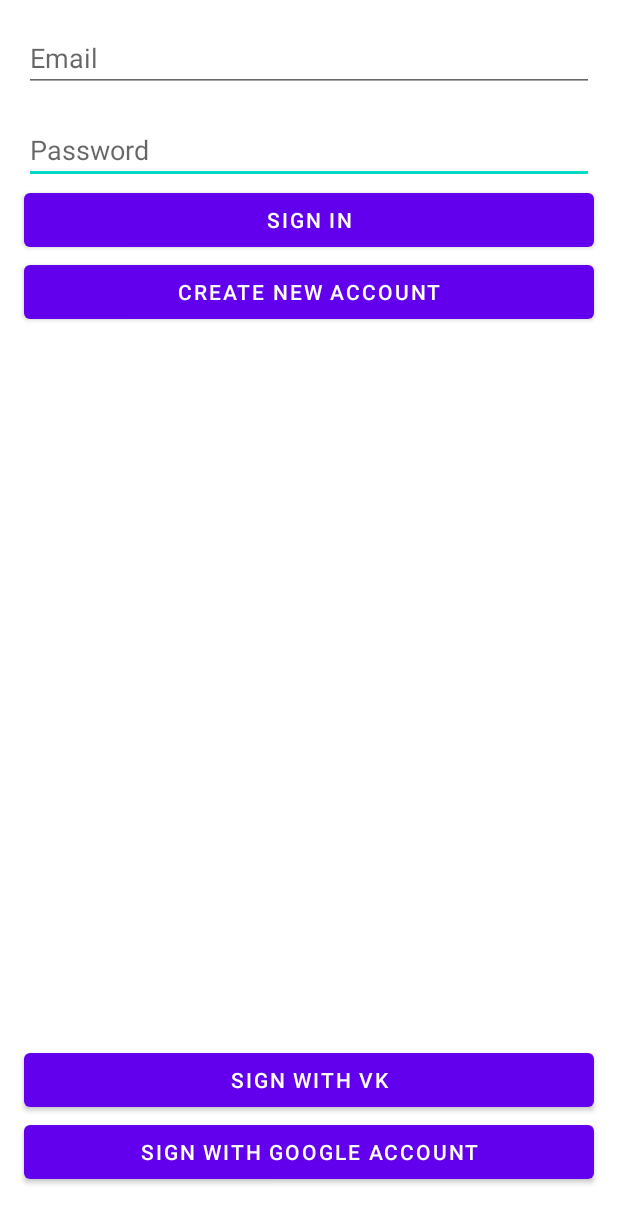
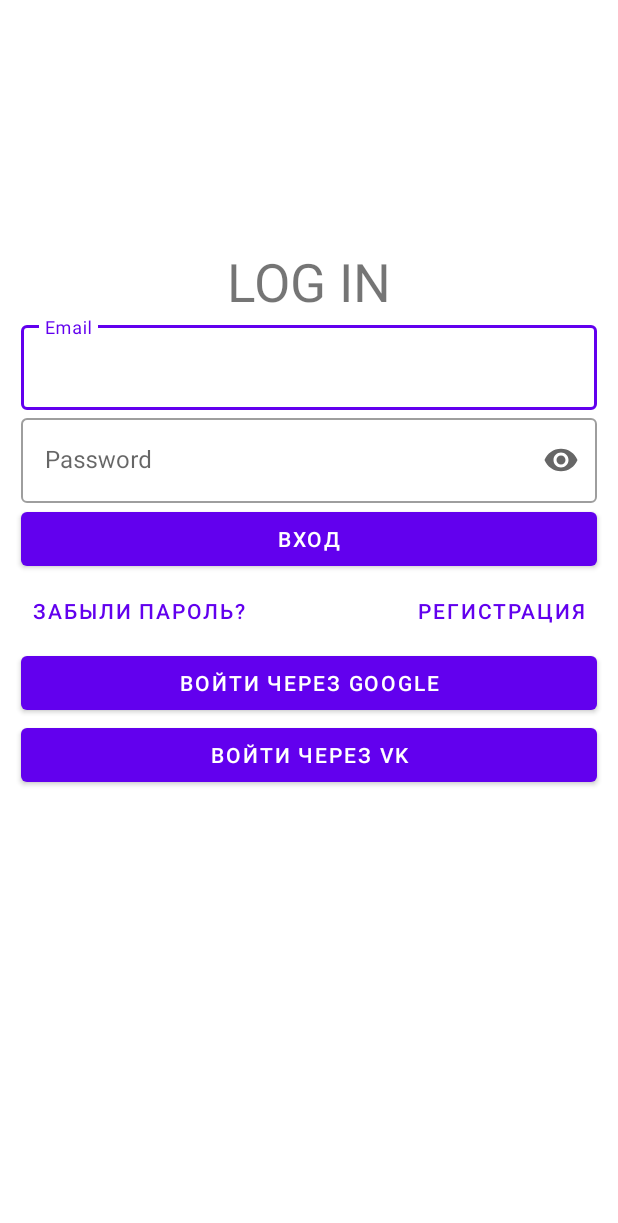
Before and after one commit to Keslerdk/memes, an Android app: the screen it shows after launch (Entry), on a phone screen of 412 x 824 dp. Shown: the top 1223 px of the screen. Run offline under Robolectric (Android 15) with nearby library versions, the phone set to English and light mode, and no system bars; our stand-ins replace Firebase (no records; nobody signed in at launch, a user with empty details on screens opened directly); libraries missing offline, so code that uses them is left out: com.vk.api.

Commit message:
database and design

```diff
--- a/app/src/main/java/com/example/memes/Entry.java
+++ b/app/src/main/java/com/example/memes/Entry.java
@@ -8,6 +8,7 @@ import android.content.Intent;
 import android.os.Bundle;
 import android.util.Log;
 import android.view.View;
+import android.view.WindowManager;
 import android.widget.Button;
 import android.widget.EditText;
 import android.widget.TextView;
@@ -34,8 +35,11 @@ import com.google.firebase.auth.FirebaseAuthUserCollisionException;
 import com.google.firebase.auth.FirebaseAuthWeakPasswordException;
 import com.google.firebase.auth.FirebaseUser;
 import com.google.firebase.auth.GoogleAuthProvider;
+import com.google.firebase.database.DataSnapshot;
+import com.google.firebase.database.DatabaseError;
 import com.google.firebase.database.DatabaseReference;
 import com.google.firebase.database.FirebaseDatabase;
+import com.google.firebase.database.ValueEventListener;
 import com.vk.api.sdk.VK;
 import com.vk.api.sdk.VKApiCallback;
 import com.vk.api.sdk.auth.VKAccessToken;
@@ -71,7 +75,14 @@ public class Entry extends AppCompatActivity {
     @Override
     protected void onCreate(Bundle savedInstanceState) {
         super.onCreate(savedInstanceState);
+
+        //убрать верхнюю полоску с временем и зарядкой
+        getWindow().setFlags(WindowManager.LayoutParams.FLAG_FULLSCREEN, WindowManager.LayoutParams.FLAG_FULLSCREEN);
+
         setContentView(R.layout.activity_entry);
+
+        //кнопки и едиты
+        init();
 
         mAuth = FirebaseAuth.getInstance();
 
@@ -84,7 +95,23 @@ public class Entry extends AppCompatActivity {
                 .build();
         googleSignInClient = GoogleSignIn.getClient(this, gso);
 
+        //нажатия на кнопочки
+        clickers();
 
+    }
+
+    @Override
+    public void onStart() {
+        super.onStart();
+        // Check if user is signed in (non-null) and update UI accordingly.
+        FirebaseUser currentUser = mAuth.getCurrentUser();
+        if (currentUser != null) {
+        } else {
+        }
+    }
+
+    private void init() {
+        //иницализация кнопок с layout
         Elogin = (EditText) findViewById(R.id.editLogin);
         Epassword = (EditText) findViewById(R.id.editPassword);
 
@@ -93,7 +120,9 @@ public class Entry extends AppCompatActivity {
         newAcc = (Button) findViewById(R.id.newAcc);
         googleSignIn = (Button) findViewById(R.id.googleSighIn);
         vkAuth = (Button) findViewById(R.id.vkAuth);
+    }
 
+    private void clickers () {
         //обработка нажатий
         SignIn.setOnClickListener(new View.OnClickListener() {
             @Override
@@ -122,16 +151,6 @@ public class Entry extends AppCompatActivity {
         });
     }
 
-    @Override
-    public void onStart() {
-        super.onStart();
-        // Check if user is signed in (non-null) and update UI accordingly.
-        FirebaseUser currentUser = mAuth.getCurrentUser();
-        if (currentUser != null) {
-        } else {
-        }
-    }
-
     //вход через почту
     public void signing(String email, String password) {
         mAuth.signInWithEmailAndPassword(email, password).addOnCompleteListener(this, new OnCompleteListener<AuthResult>() {
@@ -151,11 +170,20 @@ public class Entry extends AppCompatActivity {
     private void signInGoogle() {
         Intent signInIntent = googleSignInClient.getSignInIntent();
         startActivityForResult(signInIntent, RC_SIGN_IN);
+
+        //добавить в базу данных.
+        GoogleSignInAccount googleSignInAccount = GoogleSignIn.getLastSignedInAccount(this);
+        if (googleSignInAccount!=null) {
+            String name = googleSignInAccount.getDisplayName();
+            String username = googleSignInAccount.getId();
+            String email = googleSignInAccount.getEmail();
+            createDataBaseUser(name, username, email);
+        }
     }
 
     @Override
     public void onActivityResult(int requestCode, int resultCode, Intent data) {
-        switch (resultCode) {
+        switch (requestCode) {
 
             //гугл
             case RC_SIGN_IN:
@@ -178,16 +206,24 @@ public class Entry extends AppCompatActivity {
                 }
                 break;
             default:
-                //вк
+//                вк
                 VKAuthCallback callback = new VKAuthCallback() {
                     @Override
                     public void onLogin(@NotNull VKAccessToken vkAccessToken) {
                         try {
+                            //РАЗОБРАТЬСЯ С ВК АПИ И СДЕЛАТЬ ПО ЧЕЛОВЕЧЕСКИ !!!
                             Log.d("vkid", String.valueOf(vkAccessToken.getUserId()));
                             //авторазиция через вк с помощью почты
                             //userId+@vk.auth - почта
                             //UserId - пароль
                             firebaseAuthwithVk(String.valueOf(vkAccessToken.getUserId())+"@vk.auth", String.valueOf(vkAccessToken.getUserId()));
+
+                            String name = String.valueOf(vkAccessToken.getUserId());
+                            String username = String.valueOf(vkAccessToken.getUserId());
+                            String email = String.valueOf(vkAccessToken.getUserId())+"@vk.auth";
+
+                            createDataBaseUser(name, username, email);
+
                         } catch (Exception e) {
                         }
 
@@ -282,6 +318,24 @@ public class Entry extends AppCompatActivity {
                         }
                     }
                 }); */
+    }
 
+    //прооверка, существует ли такой пользователь в бд
+    // если нет, создать.
+    private void createDataBaseUser (String name, String username, String email) {
+        myRef.addListenerForSingleValueEvent(new ValueEventListener() {
+            @Override
+            public void onDataChange(DataSnapshot snapshot) {
+                if (!snapshot.child(username).exists()) {
+                    UsersHelperClass googleuser = new UsersHelperClass(name, username, email);
+//            myRef.push().setValue(googleuser);
+                    myRef.child(username).setValue(googleuser);
+                }else{
+                }
+            }
+            @Override
+            public void onCancelled(DatabaseError databaseError) {
+            }
+        });
     }
 }
--- a/app/src/main/res/layout/activity_entry.xml
+++ b/app/src/main/res/layout/activity_entry.xml
@@ -1,80 +1,161 @@
 <?xml version="1.0" encoding="utf-8"?>
-<androidx.constraintlayout.widget.ConstraintLayout xmlns:android="http://schemas.android.com/apk/res/android"
+<ScrollView
+    xmlns:android="http://schemas.android.com/apk/res/android"
     xmlns:app="http://schemas.android.com/apk/res-auto"
     xmlns:tools="http://schemas.android.com/tools"
     android:layout_width="match_parent"
     android:layout_height="match_parent"
     tools:context=".Entry">
+    <LinearLayout
+        android:layout_width="match_parent"
+        android:layout_height="wrap_content"
+        android:orientation="vertical"
+        android:clipChildren="false"
+        android:clipToPadding="false"
+        android:padding="14dp"
+        android:paddingTop="16dp"
+        android:layout_marginTop="150dp">
+        <TextView
+            android:layout_width="match_parent"
+            android:layout_height="wrap_content"
+            android:text="LOG IN"
+            android:textSize="35dp"
+            android:gravity="center"/>
 
-    <EditText
+        <com.google.android.material.textfield.TextInputLayout
+            android:layout_width="match_parent"
+            android:layout_height="wrap_content"
+            style="@style/Widget.MaterialComponents.TextInputLayout.OutlinedBox"
+            android:hint="Email">
+            <com.google.android.material.textfield.TextInputEditText
+                android:id="@+id/editLogin"
+                android:layout_width="match_parent"
+                android:layout_height="wrap_content"
+                android:inputType="textEmailAddress"
+                android:maxLines="1"
+                />
+        </com.google.android.material.textfield.TextInputLayout>
+
+        <com.google.android.material.textfield.TextInputLayout
+            android:layout_width="match_parent"
+            android:layout_height="wrap_content"
+            style="@style/Widget.MaterialComponents.TextInputLayout.OutlinedBox"
+            android:hint="Password"
+            app:endIconMode="password_toggle">
+            <com.google.android.material.textfield.TextInputEditText
                 android:id="@+id/editPassword"
-        android:layout_width="0dp"
+                android:layout_width="match_parent"
                 android:layout_height="wrap_content"
-        android:layout_marginTop="16dp"
-        android:ems="10"
-        android:hint="Password"
-        android:inputType="textPassword"
-        app:layout_constraintEnd_toEndOf="@+id/editLogin"
-        app:layout_constraintStart_toStartOf="@+id/editLogin"
-        app:layout_constraintTop_toBottomOf="@+id/editLogin" />
-
+                android:maxLines="1"
+                android:inputType="textPassword"/>
+        </com.google.android.material.textfield.TextInputLayout>
         <Button
             android:id="@+id/signIn"
-        android:layout_width="0dp"
+            android:layout_width="match_parent"
             android:layout_height="wrap_content"
-        android:text="Sign In"
-        app:layout_constraintEnd_toEndOf="@+id/editPassword"
-        app:layout_constraintHorizontal_bias="0.0"
-        app:layout_constraintStart_toStartOf="@+id/editPassword"
-        app:layout_constraintTop_toBottomOf="@+id/editPassword" />
-
+            android:text="Вход"/>
+        <RelativeLayout
+            android:layout_width="match_parent"
+            android:layout_height="wrap_content">
             <Button
                 android:id="@+id/newAcc"
-        android:layout_width="0dp"
+                android:layout_width="wrap_content"
                 android:layout_height="wrap_content"
-        android:text="Create new account"
-        app:layout_constraintEnd_toEndOf="@+id/signIn"
-        app:layout_constraintHorizontal_bias="0.528"
-        app:layout_constraintStart_toStartOf="@+id/signIn"
-        app:layout_constraintTop_toBottomOf="@+id/signIn" />
-
-    <EditText
-        android:id="@+id/editLogin"
-        android:layout_width="0dp"
+                android:layout_alignParentEnd="true"
+                android:layout_alignParentRight="true"
+                android:text="Регистрация"
+                style="@style/Widget.MaterialComponents.Button.TextButton"/>
+            <Button
+                android:layout_width="wrap_content"
                 android:layout_height="wrap_content"
-        android:layout_marginStart="16dp"
-        android:layout_marginLeft="16dp"
-        android:layout_marginTop="16dp"
-        android:layout_marginEnd="16dp"
-        android:layout_marginRight="16dp"
-        android:ems="10"
-        android:hint="Email"
-        android:inputType="textEmailAddress"
-        app:layout_constraintEnd_toEndOf="parent"
-        app:layout_constraintStart_toStartOf="parent"
-        app:layout_constraintTop_toTopOf="parent" />
-
+                android:layout_alignParentStart="true"
+                android:layout_alignParentLeft="true"
+                android:text="Забыли пароль?"
+                style="@style/Widget.MaterialComponents.Button.TextButton"/>
+            </RelativeLayout>
         <Button
             android:id="@+id/googleSighIn"
-        android:layout_width="0dp"
+            android:layout_width="match_parent"
             android:layout_height="wrap_content"
-        android:layout_marginStart="16dp"
-        android:layout_marginLeft="16dp"
-        android:layout_marginEnd="16dp"
-        android:layout_marginRight="16dp"
-        android:layout_marginBottom="32dp"
-        android:text="Sign with Google Account"
-        app:layout_constraintBottom_toBottomOf="parent"
-        app:layout_constraintEnd_toEndOf="parent"
-        app:layout_constraintStart_toStartOf="parent" />
-
+            android:text="Войти через Google"/>
         <Button
             android:id="@+id/vkAuth"
-        android:layout_width="0dp"
+            android:layout_width="match_parent"
             android:layout_height="wrap_content"
-        android:text="sign with vk"
-        app:layout_constraintBottom_toTopOf="@+id/googleSighIn"
-        app:layout_constraintEnd_toEndOf="@+id/googleSighIn"
-        app:layout_constraintStart_toStartOf="@+id/googleSighIn" />
+            android:text="Войти через vk"/>
+        </LinearLayout>
 
-</androidx.constraintlayout.widget.ConstraintLayout>
+<!--        <Button-->
+<!--            android:id="@+id/googleSighIn"-->
+<!--            android:layout_width="0dp"-->
+<!--            android:layout_height="wrap_content"-->
+<!--            android:layout_marginStart="16dp"-->
+<!--            android:layout_marginLeft="16dp"-->
+<!--            android:layout_marginEnd="16dp"-->
+<!--            android:layout_marginRight="16dp"-->
+<!--            android:layout_marginBottom="32dp"-->
+<!--            android:text="Sign with Google Account"-->
+<!--            app:layout_constraintBottom_toBottomOf="parent"-->
+<!--            app:layout_constraintEnd_toEndOf="parent"-->
+<!--            app:layout_constraintStart_toStartOf="parent" />-->
+
+<!--        <Button-->
+<!--            android:id="@+id/vkAuth"-->
+<!--            android:layout_width="0dp"-->
+<!--            android:layout_height="wrap_content"-->
+<!--            android:text="sign with vk"-->
+<!--            app:layout_constraintBottom_toTopOf="@+id/googleSighIn"-->
+<!--            app:layout_constraintEnd_toEndOf="@+id/googleSighIn"-->
+<!--            app:layout_constraintStart_toStartOf="@+id/googleSighIn" />-->
+
+    <!--    <EditText-->
+<!--        android:id="@+id/editPassword"-->
+<!--        android:layout_width="0dp"-->
+<!--        android:layout_height="wrap_content"-->
+<!--        android:layout_marginTop="16dp"-->
+<!--        android:ems="10"-->
+<!--        android:hint="Password"-->
+<!--        android:inputType="textPassword"-->
+<!--        app:layout_constraintEnd_toEndOf="@+id/editLogin"-->
+<!--        app:layout_constraintStart_toStartOf="@+id/editLogin"-->
+<!--        app:layout_constraintTop_toBottomOf="@+id/editLogin" />-->
+
+<!--    <Button-->
+<!--        android:id="@+id/signIn"-->
+<!--        android:layout_width="0dp"-->
+<!--        android:layout_height="wrap_content"-->
+<!--        android:text="Sign In"-->
+<!--        app:layout_constraintEnd_toEndOf="@+id/editPassword"-->
+<!--        app:layout_constraintHorizontal_bias="0.0"-->
+<!--        app:layout_constraintStart_toStartOf="@+id/editPassword"-->
+<!--        app:layout_constraintTop_toBottomOf="@+id/editPassword" />-->
+
+<!--    <Button-->
+<!--        android:id="@+id/newAcc"-->
+<!--        android:layout_width="0dp"-->
+<!--        android:layout_height="wrap_content"-->
+<!--        android:text="Create new account"-->
+<!--        app:layout_constraintEnd_toEndOf="@+id/signIn"-->
+<!--        app:layout_constraintHorizontal_bias="0.528"-->
+<!--        app:layout_constraintStart_toStartOf="@+id/signIn"-->
+<!--        app:layout_constraintTop_toBottomOf="@+id/signIn" />-->
+
+<!--    <EditText-->
+<!--        android:id="@+id/editLogin"-->
+<!--        android:layout_width="0dp"-->
+<!--        android:layout_height="wrap_content"-->
+<!--        android:layout_marginStart="16dp"-->
+<!--        android:layout_marginLeft="16dp"-->
+<!--        android:layout_marginTop="16dp"-->
+<!--        android:layout_marginEnd="16dp"-->
+<!--        android:layout_marginRight="16dp"-->
+<!--        android:ems="10"-->
+<!--        android:hint="Email"-->
+<!--        android:inputType="textEmailAddress"-->
+<!--        app:layout_constraintEnd_toEndOf="parent"-->
+<!--        app:layout_constraintStart_toStartOf="parent"-->
+<!--        app:layout_constraintTop_toTopOf="parent" />-->
+
+
+
+</ScrollView>
```
Also changed, not shown: app/src/main/java/com/example/memes/Registration.java (+13 -7 lines), app/src/main/java/com/example/memes/UsersHelperClass.java (+1 -9 lines), app/src/main/res/layout/activity_registration.xml (+36 -28 lines). Lines whose indentation alone changed are shown as unchanged.
